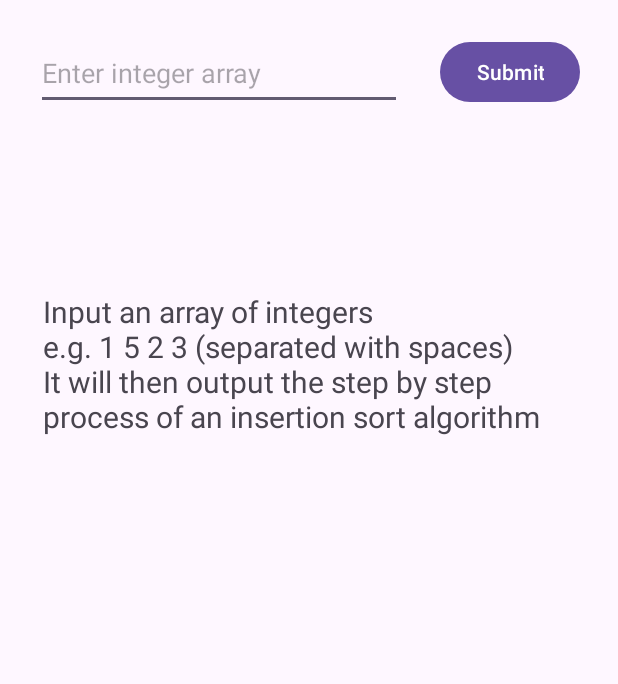
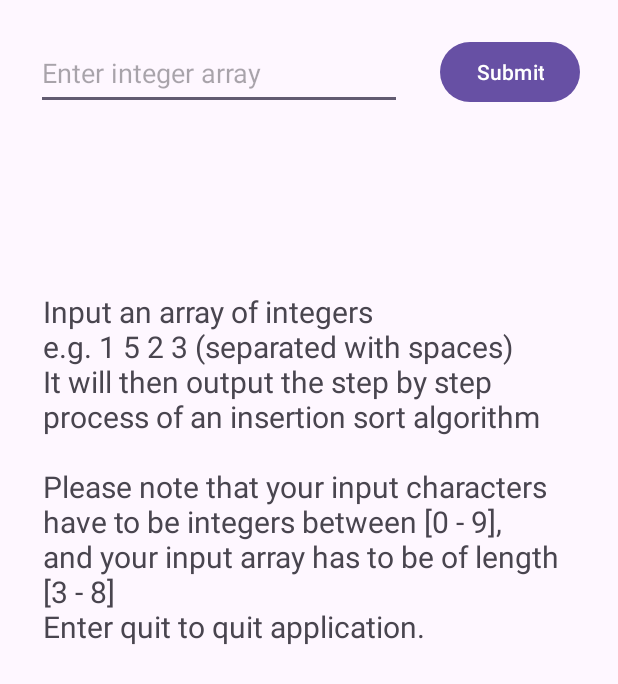
Before and after one commit to bartsuper/advanced-software-processing-android-programming, an Android app: the screen it shows after launch (MainActivity), on a phone screen of 412 x 824 dp. Shown: the top 684 px of the screen. Run offline under Robolectric (Android 15) with nearby library versions, the phone set to English and light mode, and no system bars.

Commit message:
Added a more comprehensive user input hint

```diff
--- a/app/src/main/java/com/example/selectionsortproject/MainActivity.java
+++ b/app/src/main/java/com/example/selectionsortproject/MainActivity.java
@@ -30,7 +30,7 @@ public class MainActivity extends AppCompatActivity {
         TextView resultView = findViewById(R.id.textView);
 
         arrayInput.setHint("Enter integer array");
-        resultView.setText("Input an array of integers\ne.g. 1 5 2 3 (separated with spaces)\nIt will then output the step by step process of an insertion sort algorithm");
+        resultView.setText("Input an array of integers\ne.g. 1 5 2 3 (separated with spaces)\nIt will then output the step by step process of an insertion sort algorithm\n\nPlease note that your input characters have to be integers between [0 - 9],\nand your input array has to be of length [3 - 8]\nEnter quit to quit application.");
 
         SortingAlgorithm insertionSort = new SortingAlgorithm();
 
```
